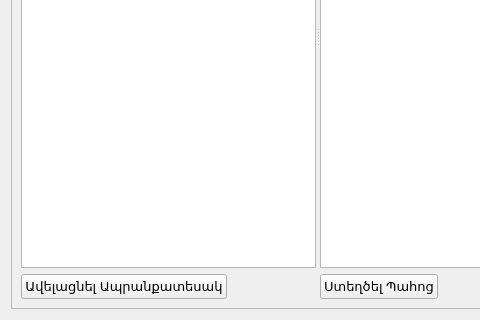
This is src/settings.ui in ADCompany/AD-Farm as Qt 5 draws it before an edit; both pictures show x 0 to 480 and y 248 to 568 of the 635 by 568 pixel window. The edited form follows.
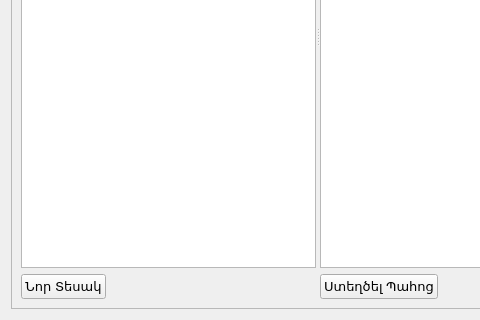
This is the edited form.

Diff of the .ui file:
```diff
--- a/src/settings.ui
+++ b/src/settings.ui
@@ -77,7 +77,7 @@
                 </font>
                </property>
                <property name="text">
-                <string>Ավելացնել Ապրանքատեսակ</string>
+                <string>Նոր Տեսակ</string>
                </property>
               </widget>
              </item>
```
